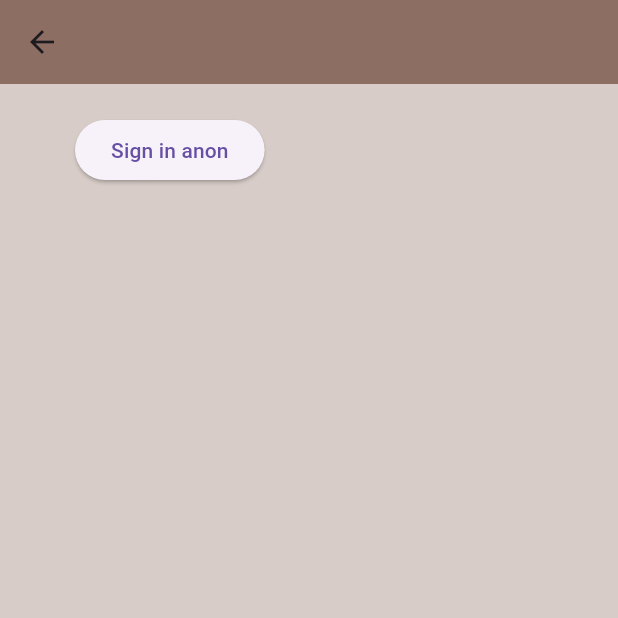
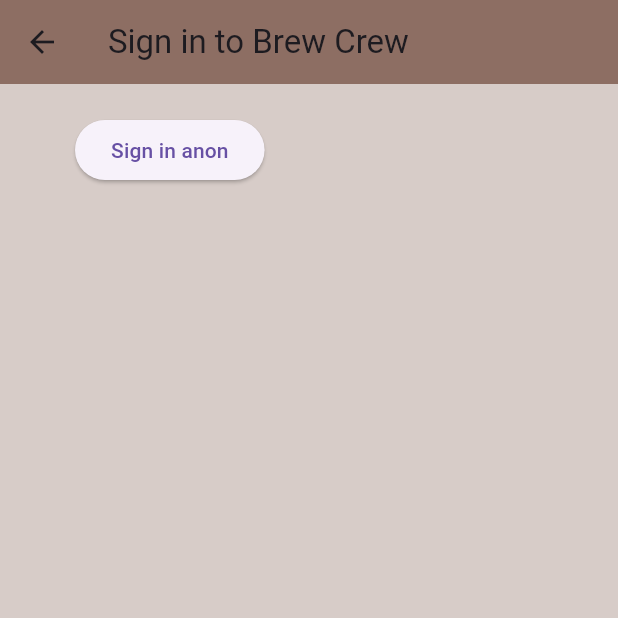
Before and after one commit to shaddybett/brew_crew, a Flutter app: the SignIn screen opened directly, on a phone screen of 412 x 824 dp, the top half of it. Run offline on Flutter 3.47's test engine with Material 3 defaults, Android fonts, the phone set to English and light mode, and no system bars; our stand-ins replace firebase_auth; accounts and stored records are empty.

```diff
--- a/lib/authenticate/sign_in.dart
+++ b/lib/authenticate/sign_in.dart
@@ -15,6 +15,7 @@ class _SignInState extends State<SignIn> {
       appBar: AppBar(
         backgroundColor: Colors.brown[400],
         elevation: 0.0,
+        title: Text('Sign in to Brew Crew'),
       ),
       body: Container(
         padding: EdgeInsets.symmetric(vertical: 20.0,horizontal: 50.0),
--- a/lib/wrapper.dart
+++ b/lib/wrapper.dart
@@ -1,5 +1,4 @@
 import 'package:brew_crew/authenticate/authentiacte.dart';
-import 'package:brew_crew/authenticate/sign_in.dart';
 import 'package:brew_crew/home/home.dart';
 import 'package:flutter/material.dart';
 
@@ -8,6 +7,6 @@ class Wrapper extends StatelessWidget {
 
   @override
   Widget build(BuildContext context) {
-    return SignIn();
+    return Authenticate();
   }
 }
```
